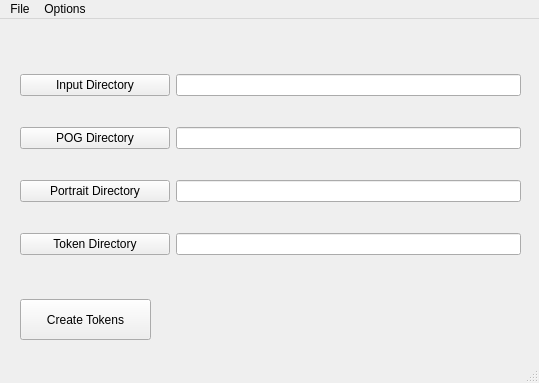
Above: main.ui from dcernach/hl2mt-next before the change. Below: the same form after it.
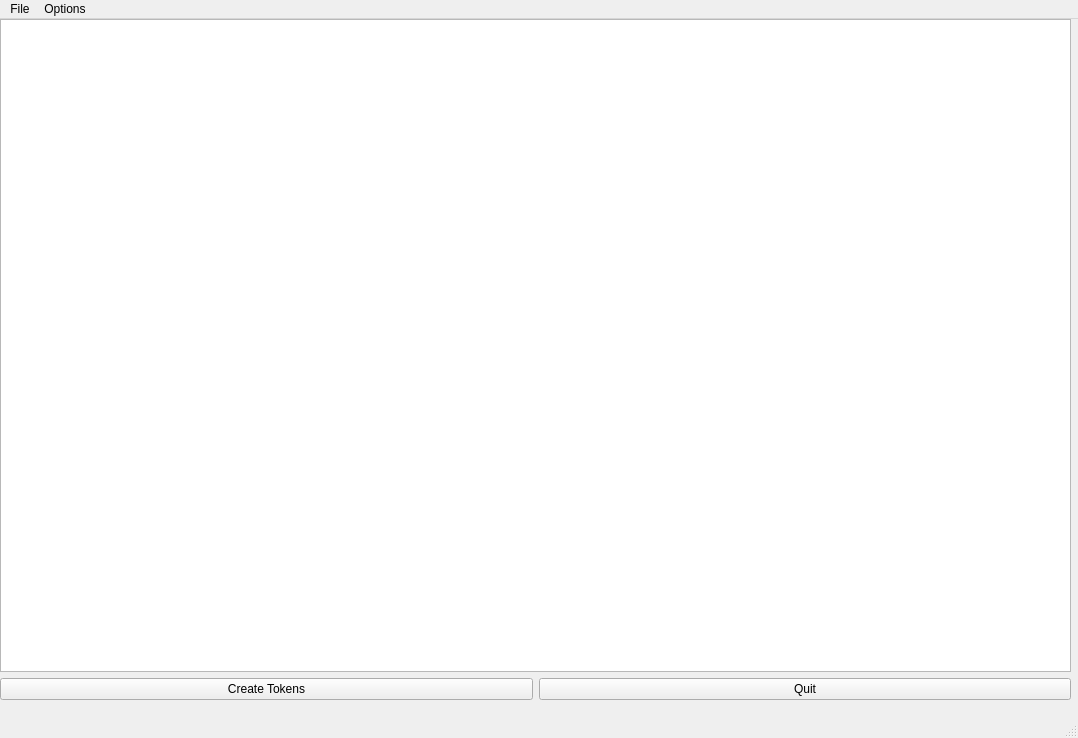
That is the form after the change.

Commit message: Added an item power macros that shows any powers of items the character owns.

What changed in the file:
```diff
--- a/main.ui
+++ b/main.ui
@@ -6,114 +6,52 @@
    <rect>
     <x>0</x>
     <y>0</y>
-    <width>539</width>
-    <height>383</height>
+    <width>1078</width>
+    <height>738</height>
    </rect>
   </property>
   <property name="windowTitle">
    <string>MainWindow</string>
   </property>
   <widget class="QWidget" name="centralwidget">
-   <widget class="QPushButton" name="pushButton">
+   <widget class="QWidget" name="layoutWidget">
     <property name="geometry">
      <rect>
-      <x>20</x>
-      <y>280</y>
-      <width>131</width>
-      <height>41</height>
+      <x>0</x>
+      <y>0</y>
+      <width>1071</width>
+      <height>681</height>
      </rect>
     </property>
-    <property name="text">
-     <string>Create Tokens</string>
-    </property>
-   </widget>
-   <widget class="QWidget" name="">
-    <property name="geometry">
-     <rect>
-      <x>20</x>
-      <y>30</y>
-      <width>501</width>
-      <height>231</height>
-     </rect>
-    </property>
-    <layout class="QVBoxLayout" name="verticalLayout">
+    <layout class="QVBoxLayout" name="verticalLayout" stretch="1,0">
+     <property name="sizeConstraint">
+      <enum>QLayout::SetDefaultConstraint</enum>
+     </property>
+     <item>
+      <widget class="QTableView" name="tableView">
+       <property name="sizePolicy">
+        <sizepolicy hsizetype="Expanding" vsizetype="Expanding">
+         <horstretch>0</horstretch>
+         <verstretch>0</verstretch>
+        </sizepolicy>
+       </property>
+      </widget>
+     </item>
      <item>
       <layout class="QHBoxLayout" name="horizontalLayout">
        <item>
-        <widget class="QPushButton" name="pushButton_2">
-         <property name="minimumSize">
-          <size>
-           <width>150</width>
-           <height>0</height>
-          </size>
-         </property>
+        <widget class="QPushButton" name="createButton">
          <property name="text">
-          <string>Input Directory</string>
+          <string>Create Tokens</string>
          </property>
         </widget>
        </item>
        <item>
-        <widget class="QLineEdit" name="lineEdit"/>
-       </item>
-      </layout>
-     </item>
-     <item>
-      <layout class="QHBoxLayout" name="horizontalLayout_2">
-       <item>
-        <widget class="QPushButton" name="pushButton_3">
-         <property name="minimumSize">
-          <size>
-           <width>150</width>
-           <height>0</height>
-          </size>
-         </property>
+        <widget class="QPushButton" name="quitButton">
          <property name="text">
-          <string>POG Directory</string>
+          <string>Quit</string>
          </property>
         </widget>
-       </item>
-       <item>
-        <widget class="QLineEdit" name="lineEdit_2"/>
-       </item>
-      </layout>
-     </item>
-     <item>
-      <layout class="QHBoxLayout" name="horizontalLayout_3">
-       <item>
-        <widget class="QPushButton" name="pushButton_4">
-         <property name="minimumSize">
-          <size>
-           <width>150</width>
-           <height>0</height>
-          </size>
-         </property>
-         <property name="text">
-          <string>Portrait Directory</string>
-         </property>
-        </widget>
-       </item>
-       <item>
-        <widget class="QLineEdit" name="lineEdit_3"/>
-       </item>
-      </layout>
-     </item>
-     <item>
-      <layout class="QHBoxLayout" name="horizontalLayout_4">
-       <item>
-        <widget class="QPushButton" name="pushButton_5">
-         <property name="minimumSize">
-          <size>
-           <width>150</width>
-           <height>0</height>
-          </size>
-         </property>
-         <property name="text">
-          <string>Token Directory</string>
-         </property>
-        </widget>
-       </item>
-       <item>
-        <widget class="QLineEdit" name="lineEdit_4"/>
        </item>
       </layout>
      </item>
@@ -125,7 +63,7 @@
     <rect>
      <x>0</x>
      <y>0</y>
-     <width>539</width>
+     <width>1078</width>
      <height>25</height>
     </rect>
    </property>
```
Left out of the diff: 27 changed lines with no effect on the pictures. The commit also changes 1 other file.
